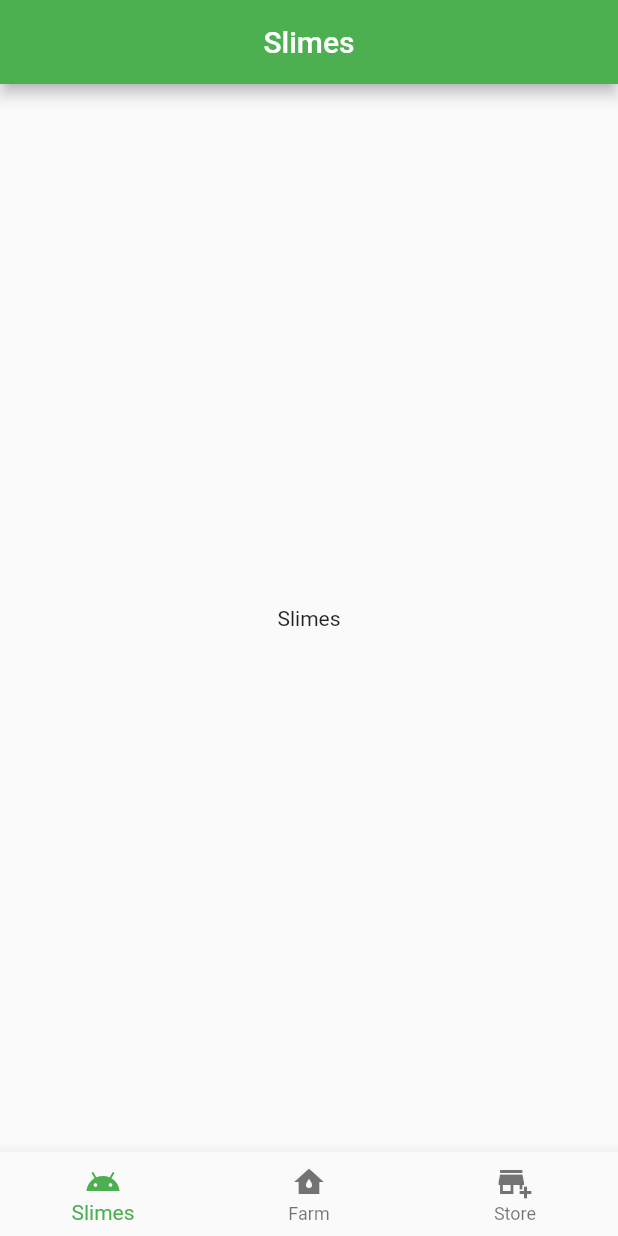
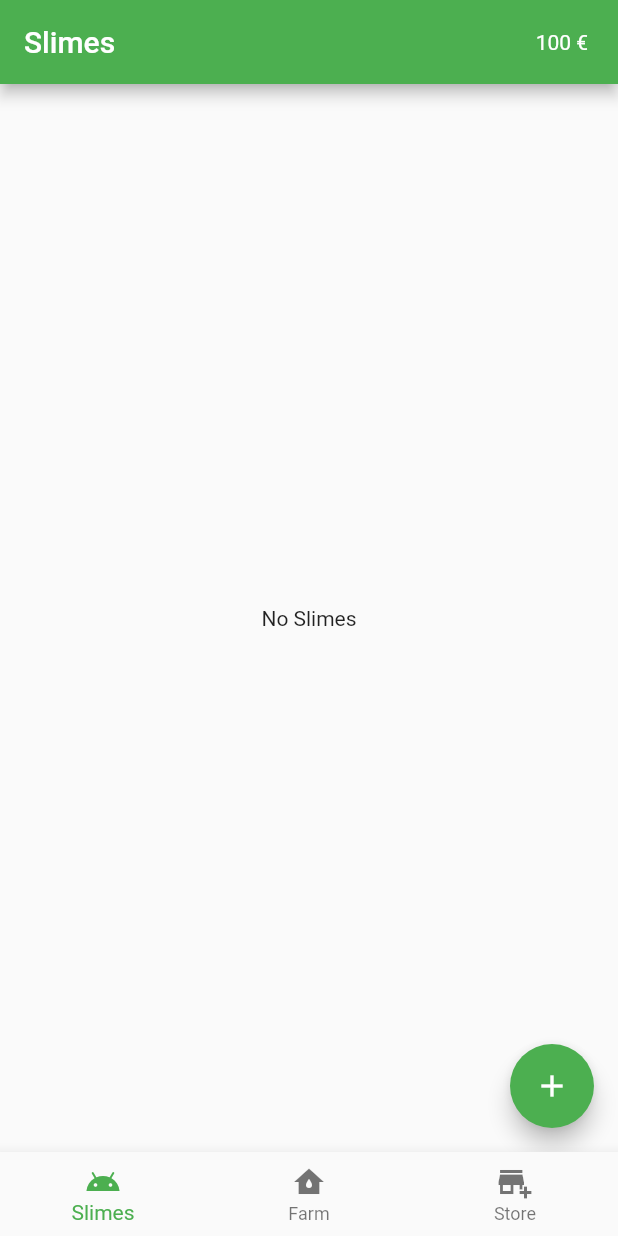
Before and after one commit to SalomeBrack/SlimeFarm, a Flutter app: the screen it shows after launch, on a phone screen of 412 x 824 dp. Run offline on Flutter 3.47's test engine with Material 2 defaults, Android fonts, the phone set to English and light mode, and no system bars; statements that could not run were skipped.

Commit message:
Slime List

```diff
--- a/lib/main.dart
+++ b/lib/main.dart
@@ -1,8 +1,6 @@
 import 'package:flutter/material.dart';
 import 'package:flutter/services.dart';
 import 'package:slime_farm/navigation.dart';
-//import 'package:sqflite/sqflite.dart';
-//import 'package:shared_preferences/shared_preferences.dart';
 
 void main() {
   runApp(MyApp());
@@ -19,6 +17,8 @@ class MyApp extends StatelessWidget {
         primarySwatch: Colors.green,
         visualDensity: VisualDensity.adaptivePlatformDensity,
       ),
+      debugShowCheckedModeBanner: false,
+
       home: Nav(),
     );
   }
--- /dev/null
+++ b/lib/money.dart
@@ -0,0 +1,27 @@
+import 'package:flutter/material.dart';
+
+class MoneyView extends StatefulWidget {
+  MoneyView({Key? key}) : super(key: key);
+
+  @override
+  MoneyViewState createState() => MoneyViewState();
+}
+
+class MoneyViewState extends State<MoneyView> {
+  int _counter = 100;
+
+  void incrementCounter() {
+    setState(() {
+      _counter++;
+    });
+  }
+
+  @override
+  Widget build(BuildContext context) {
+    return Center(
+      child: Text(
+        '$_counter €',
+      ),
+    );
+  }
+}
--- a/lib/navigation.dart
+++ b/lib/navigation.dart
@@ -1,5 +1,6 @@
 import 'package:flutter/material.dart';
 import 'package:slime_farm/farm.dart';
+import 'package:slime_farm/money.dart';
 import 'package:slime_farm/slimes.dart';
 import 'package:slime_farm/store.dart';
 
@@ -11,9 +12,9 @@ class Nav extends StatefulWidget {
 class _NavState extends State<Nav> {
   int _selectedIndex = 0;
   List<Widget> _widgetOptions = <Widget>[
-    Slimes(),
-    Farm(),
-    Store(),
+    SlimesView(),
+    FarmView(), //Farm(),
+    StoreView(),
   ];
   List<String> _appbarOptions = <String>[
     'Slimes',
@@ -34,7 +35,12 @@ class _NavState extends State<Nav> {
         title: Text(
           _appbarOptions.elementAt(_selectedIndex),
         ),
-        centerTitle: true,
+        actions: <Widget>[
+          Padding(
+            padding: EdgeInsets.only(right: 20),
+            child: MoneyView(),
+          ),
+        ],
       ),
       body: IndexedStack(
         children: _widgetOptions,
@@ -58,6 +64,7 @@ class _NavState extends State<Nav> {
         ],
         currentIndex: _selectedIndex,
         onTap: _onItemTap,
+        type: BottomNavigationBarType.fixed,
       ),
     );
   }
--- a/lib/slimes.dart
+++ b/lib/slimes.dart
@@ -1,10 +1,67 @@
 import 'package:flutter/material.dart';
+import 'dart:math';
 
-class Slimes extends StatelessWidget {
+class SlimesView extends StatefulWidget {
+  @override
+  _SlimesViewState createState() => _SlimesViewState();
+}
+
+class _SlimesViewState extends State<SlimesView> with SingleTickerProviderStateMixin {
+  List<Slime> list = <Slime>[];
+
+  Random random = Random();
+  List<Color> colors = <Color>[
+    Colors.lightGreenAccent,
+    Colors.lightBlueAccent,
+    Colors.pinkAccent,
+  ];
+
   @override
   Widget build(BuildContext context) {
-    return Center(
-      child: Text('Slimes'),
+    return Scaffold(
+      body: list.isEmpty ? Center(child: Text('No Slimes')) : _buildList(),
+      floatingActionButton: FloatingActionButton(
+        child: Icon(Icons.add),
+        onPressed: () {
+          addItem(Slime(color: Colors.green));
+        },
+      ),
     );
   }
+
+  Widget _buildList() {
+    return ListView.builder(
+      itemCount: list.length,
+        itemBuilder: (context, index) {
+          return _buildItem(list[index], index);
+        }
+    );
+  }
+
+  Widget _buildItem(Slime item, index) {
+    return ListTile(
+      title: Text('${item.hashCode}'),
+      trailing: Icon(
+        Icons.android,
+        color: item.color,
+      ),
+    );
+  }
+
+  void addItem(Slime item) {
+    int index = random.nextInt(3);
+    Slime randomSlime = Slime(color: colors[index]);
+
+    setState(() {
+      list.insert(0, randomSlime);
+    });
+  }
 }
+
+class Slime {
+  Color color;
+
+  Slime({
+    required this.color,
+  });
+}
--- a/lib/store.dart
+++ b/lib/store.dart
@@ -1,6 +1,6 @@
 import 'package:flutter/material.dart';
 
-class Store extends StatelessWidget {
+class StoreView extends StatelessWidget {
   @override
   Widget build(BuildContext context) {
     return Center(
--- a/pubspec.yaml
+++ b/pubspec.yaml
@@ -25,6 +25,10 @@ dependencies:
     sdk: flutter
   sqflite: 2.0.0+3
   shared_preferences: 2.0.6
+  rxdart: 0.27.0
+  get_it: 7.1.3
+  flutter_bloc: 7.0.0
+  uuid: 3.0.4
 
 
   # The following adds the Cupertino Icons font to your application.
```
Also changed, not shown: lib/farm.dart (+4 -4 lines), pubspec.lock.
